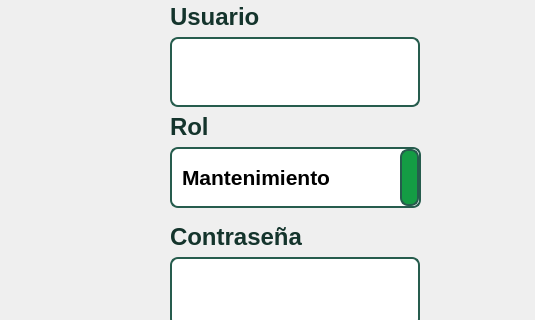
The window that mainwindow.ui (WenceslaoFB/InterfazAGV_QT) describes before a commit, drawn with Qt 5; both pictures show x 0 to 535 and y 133 to 453 of the 1080 by 600 pixel window.
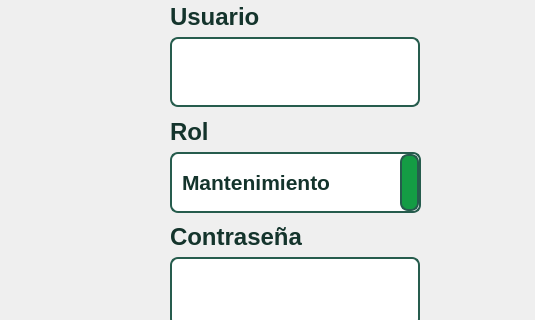
The same window after the commit.

Commit message: retoques interfaz

Diff of the .ui file:
```diff
--- a/mainwindow.ui
+++ b/mainwindow.ui
@@ -3261,7 +3261,7 @@
       <property name="geometry">
        <rect>
         <x>160</x>
-        <y>240</y>
+        <y>245</y>
         <width>191</width>
         <height>41</height>
        </rect>
@@ -3274,7 +3274,7 @@
       <property name="geometry">
        <rect>
         <x>160</x>
-        <y>280</y>
+        <y>285</y>
         <width>251</width>
         <height>61</height>
        </rect>
@@ -3290,7 +3290,7 @@
     /* Estilo inicial del ComboBox */
    background-color: white;
     border: 2px solid #265c4d;
-	color: black;
+	color:  #14342c;
     border-radius: 8px;
     padding: 5px 10px;
 	font-weight: bold;
```
The commit also changes 2 other files.
